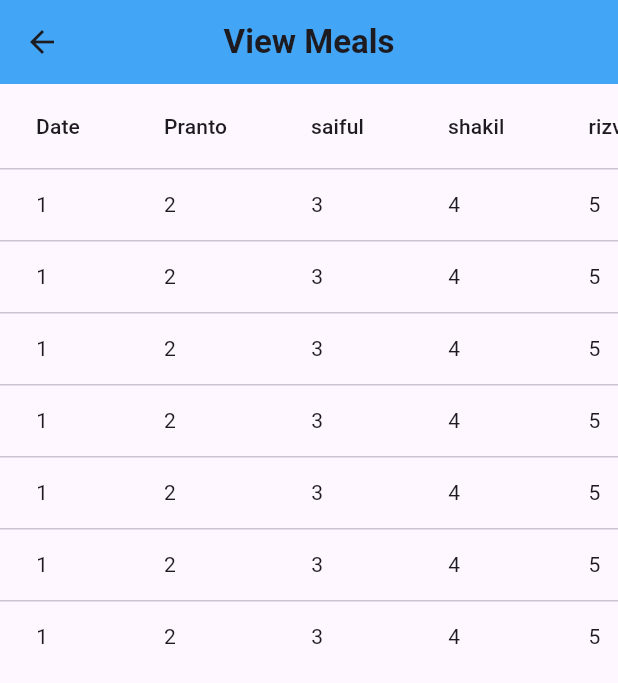
After one commit to arnab125/first_app_flutter, a Flutter app: the ViewMeals screen opened directly, on a phone screen of 412 x 824 dp. The commit adds this screen. Shown: the top 683 px of the screen. Run offline on Flutter 3.47's test engine with Material 3 defaults, Android fonts, the phone set to English and light mode, and no system bars; our stand-ins replace google_fonts.

Commit message:
saving costing meal list

```diff
--- /dev/null
+++ b/lib/screens/admin/view_meals.dart
@@ -0,0 +1,161 @@
+import 'package:flutter/material.dart';
+
+class ViewMeals extends StatelessWidget {
+  const ViewMeals({
+    Key? key,
+  }) : super(key: key);
+
+  @override
+  Widget build(BuildContext context) {
+    return Scaffold(
+      appBar: AppBar(
+        title: Text(
+          'View Meals',
+          style: TextStyle(fontWeight: FontWeight.bold),
+        ),
+        backgroundColor: Colors.blue[400],
+        centerTitle: true,
+      ),
+      body: SingleChildScrollView(
+        scrollDirection: Axis.vertical,
+        child: SingleChildScrollView(
+          scrollDirection: Axis.horizontal,
+          child: DataTable(
+            columns: [
+              DataColumn(label: Text('Date')),
+              DataColumn(label: Text('Pranto')),
+              DataColumn(label: Text('saiful')),
+              DataColumn(label: Text('shakil')),
+              DataColumn(label: Text('rizve')),
+              DataColumn(label: Text('milton')),
+              DataColumn(label: Text('reaz')),
+              DataColumn(label: Text('Action')),
+            ],
+            rows: [
+              DataRow(cells: [
+                DataCell(Text('1')),
+                DataCell(Text('2')),
+                DataCell(Text('3')),
+                DataCell(Text('4')),
+                DataCell(Text('5')),
+                DataCell(Text('6')),
+                DataCell(Text('7')),
+                DataCell(IconButton( // Button in the new column
+                  icon: Icon(Icons.delete),
+                  onPressed: () {
+                    // Handle button press
+                    // This could navigate to another screen or perform some action
+                    print('Delete button pressed');
+                  },
+                )),
+
+              ]),
+              DataRow(cells: [
+                DataCell(Text('1')),
+                DataCell(Text('2')),
+                DataCell(Text('3')),
+                DataCell(Text('4')),
+                DataCell(Text('5')),
+                DataCell(Text('6')),
+                DataCell(Text('7')),
+                 DataCell(IconButton( // Button in the new column
+                  icon: Icon(Icons.delete),
+                  onPressed: () {
+                    // Handle button press
+                    // This could navigate to another screen or perform some action
+                    print('Delete button pressed');
+                  },
+                )),
+              ]),
+              DataRow(cells: [
+                DataCell(Text('1')),
+                DataCell(Text('2')),
+                DataCell(Text('3')),
+                DataCell(Text('4')),
+                DataCell(Text('5')),
+                DataCell(Text('6')),
+                DataCell(Text('7')),
+                 DataCell(IconButton( // Button in the new column
+                  icon: Icon(Icons.delete),
+                  onPressed: () {
+                    // Handle button press
+                    // This could navigate to another screen or perform some action
+                    print('Delete button pressed');
+                  },
+                )),
+              ]),
+              DataRow(cells: [
+                DataCell(Text('1')),
+                DataCell(Text('2')),
+                DataCell(Text('3')),
+                DataCell(Text('4')),
+                DataCell(Text('5')),
+                DataCell(Text('6')),
+                DataCell(Text('7')),
+                 DataCell(IconButton( // Button in the new column
+                  icon: Icon(Icons.delete),
+                  onPressed: () {
+                    // Handle button press
+                    // This could navigate to another screen or perform some action
+                    print('Delete button pressed');
+                  },
+                )),
+              ]),
+              DataRow(cells: [
+                DataCell(Text('1')),
+                DataCell(Text('2')),
+                DataCell(Text('3')),
+                DataCell(Text('4')),
+                DataCell(Text('5')),
+                DataCell(Text('6')),
+                DataCell(Text('7')),
+                 DataCell(IconButton( // Button in the new column
+                  icon: Icon(Icons.delete),
+                  onPressed: () {
+                    // Handle button press
+                    // This could navigate to another screen or perform some action
+                    print('Delete button pressed');
+                  },
+                )),
+              ]),
+              DataRow(cells: [
+                DataCell(Text('1')),
+                DataCell(Text('2')),
+                DataCell(Text('3')),
+                DataCell(Text('4')),
+                DataCell(Text('5')),
+                DataCell(Text('6')),
+                DataCell(Text('7')),
+                 DataCell(IconButton( // Button in the new column
+                  icon: Icon(Icons.delete),
+                  onPressed: () {
+                    // Handle button press
+                    // This could navigate to another screen or perform some action
+                    print('Delete button pressed');
+                  },
+                )),
+              ]),
+              DataRow(cells: [
+                DataCell(Text('1')),
+                DataCell(Text('2')),
+                DataCell(Text('3')),
+                DataCell(Text('4')),
+                DataCell(Text('5')),
+                DataCell(Text('6')),
+                DataCell(Text('7')),
+                 DataCell(IconButton( // Button in the new column
+                  icon: Icon(Icons.delete),
+                  onPressed: () {
+                    // Handle button press
+                    // This could navigate to another screen or perform some action
+                    print('Delete button pressed');
+                  },
+                )),
+              ]),
+            ],
+          ),
+        ),
+      ),
+    );
+  }
+}
```
Also changed, not shown: lib/screens/admin/meals_input.dart (+12 -1 lines), lib/screens/admin/savings_cost.dart (added, +135 -0 lines).
